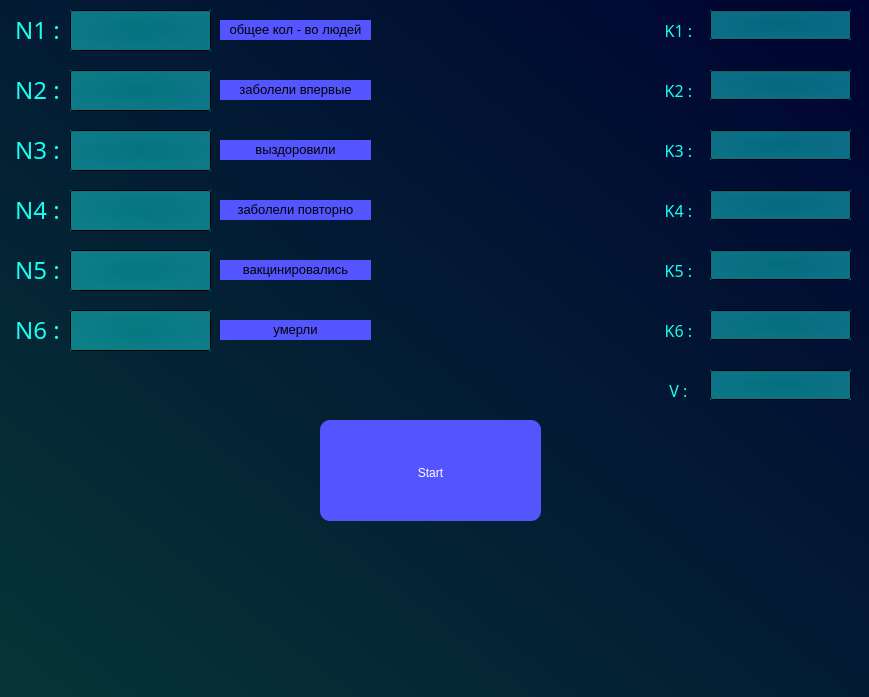
Qt form window.ui (V-L-A-P-P/EpidemicSimulation) before a commit.
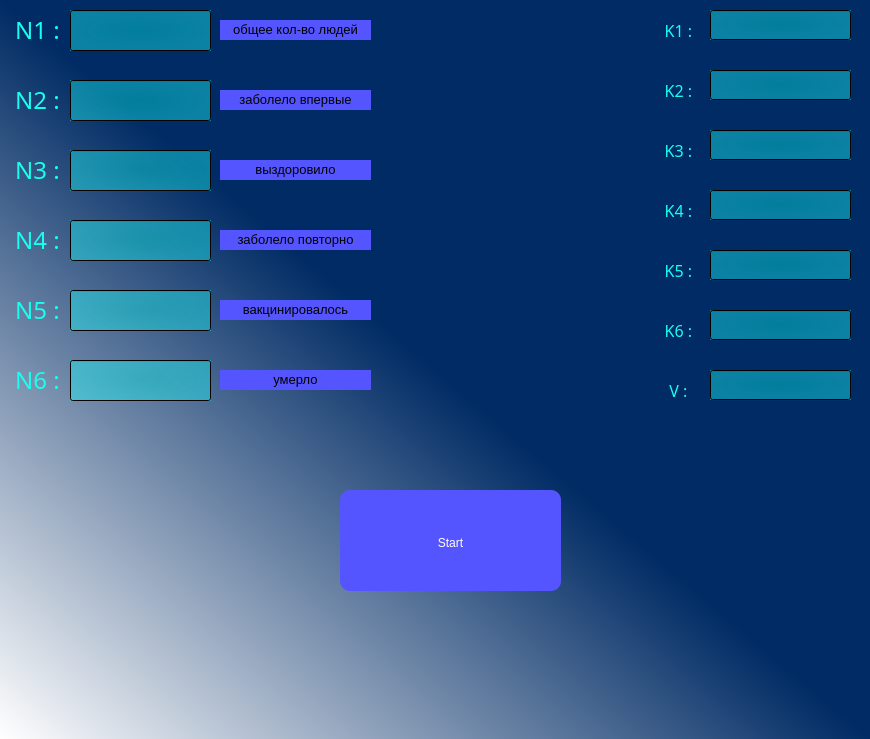
The same form after that commit.

```diff
--- a/window.ui
+++ b/window.ui
@@ -6,15 +6,15 @@
    <rect>
     <x>0</x>
     <y>0</y>
-    <width>869</width>
-    <height>697</height>
+    <width>870</width>
+    <height>739</height>
    </rect>
   </property>
   <property name="windowTitle">
    <string>Epidemic Simulator</string>
   </property>
   <property name="styleSheet">
-   <string notr="true">background-color: rgb(0, 0, 0);</string>
+   <string notr="true">background-color: qlineargradient(spread:pad, x1:0.5, y1:0.5, x2:0, y2:1, stop:0 rgba(0, 43, 100, 255), stop:1 rgba(255, 255, 255, 255));</string>
   </property>
   <widget class="QWidget" name="centralwidget">
    <widget class="QLabel" name="k1">
@@ -81,25 +81,6 @@
      <bool>true</bool>
     </property>
    </widget>
-   <widget class="QLabel" name="background">
-    <property name="geometry">
-     <rect>
-      <x>0</x>
-      <y>0</y>
-      <width>871</width>
-      <height>711</height>
-     </rect>
-    </property>
-    <property name="mouseTracking">
-     <bool>true</bool>
-    </property>
-    <property name="styleSheet">
-     <string notr="true">background-color: qlineargradient(spread:pad, x1:0.977, y1:0.017, x2:0.0113636, y2:1, stop:0 rgba(0, 4, 50, 255), stop:1 rgba(6, 53, 54, 255));</string>
-    </property>
-    <property name="text">
-     <string/>
-    </property>
-   </widget>
    <widget class="QLabel" name="k2">
     <property name="geometry">
      <rect>
@@ -488,7 +469,7 @@
     <property name="geometry">
      <rect>
       <x>10</x>
-      <y>190</y>
+      <y>220</y>
       <width>61</width>
       <height>41</height>
      </rect>
@@ -554,7 +535,7 @@
     <property name="geometry">
      <rect>
       <x>10</x>
-      <y>130</y>
+      <y>150</y>
       <width>61</width>
       <height>41</height>
      </rect>
@@ -587,7 +568,7 @@
     <property name="geometry">
      <rect>
       <x>70</x>
-      <y>310</y>
+      <y>360</y>
       <width>141</width>
       <height>41</height>
      </rect>
@@ -618,7 +599,7 @@
     <property name="geometry">
      <rect>
       <x>70</x>
-      <y>250</y>
+      <y>290</y>
       <width>141</width>
       <height>41</height>
      </rect>
@@ -649,7 +630,7 @@
     <property name="geometry">
      <rect>
       <x>10</x>
-      <y>70</y>
+      <y>80</y>
       <width>61</width>
       <height>41</height>
      </rect>
@@ -713,7 +694,7 @@
     <property name="geometry">
      <rect>
       <x>70</x>
-      <y>70</y>
+      <y>80</y>
       <width>141</width>
       <height>41</height>
      </rect>
@@ -744,7 +725,7 @@
     <property name="geometry">
      <rect>
       <x>70</x>
-      <y>190</y>
+      <y>220</y>
       <width>141</width>
       <height>41</height>
      </rect>
@@ -775,7 +756,7 @@
     <property name="geometry">
      <rect>
       <x>10</x>
-      <y>310</y>
+      <y>360</y>
       <width>61</width>
       <height>41</height>
      </rect>
@@ -808,7 +789,7 @@
     <property name="geometry">
      <rect>
       <x>70</x>
-      <y>130</y>
+      <y>150</y>
       <width>141</width>
       <height>41</height>
      </rect>
@@ -839,7 +820,7 @@
     <property name="geometry">
      <rect>
       <x>10</x>
-      <y>250</y>
+      <y>290</y>
       <width>61</width>
       <height>41</height>
      </rect>
@@ -882,14 +863,14 @@
 background-color: rgb(85, 85, 255);</string>
     </property>
     <property name="text">
-     <string>&lt;html&gt;&lt;head/&gt;&lt;body&gt;&lt;p align=&quot;center&quot;&gt;&lt;span style=&quot; font-size:10pt;&quot;&gt;общее кол - во людей&lt;/span&gt;&lt;/p&gt;&lt;/body&gt;&lt;/html&gt;</string>
+     <string>&lt;html&gt;&lt;head/&gt;&lt;body&gt;&lt;p align=&quot;center&quot;&gt;&lt;span style=&quot; font-size:10pt;&quot;&gt;общее кол-во людей&lt;/span&gt;&lt;/p&gt;&lt;/body&gt;&lt;/html&gt;</string>
     </property>
    </widget>
    <widget class="QLabel" name="discribe_n2">
     <property name="geometry">
      <rect>
       <x>220</x>
-      <y>80</y>
+      <y>90</y>
       <width>151</width>
       <height>20</height>
      </rect>
@@ -898,14 +879,14 @@
      <string notr="true">background-color: rgb(85, 85, 255);</string>
     </property>
     <property name="text">
-     <string>&lt;html&gt;&lt;head/&gt;&lt;body&gt;&lt;p align=&quot;center&quot;&gt;&lt;span style=&quot; font-size:10pt;&quot;&gt;заболели впервые&lt;/span&gt;&lt;/p&gt;&lt;/body&gt;&lt;/html&gt;</string>
+     <string>&lt;html&gt;&lt;head/&gt;&lt;body&gt;&lt;p align=&quot;center&quot;&gt;&lt;span style=&quot; font-size:10pt;&quot;&gt;заболело впервые&lt;/span&gt;&lt;/p&gt;&lt;/body&gt;&lt;/html&gt;</string>
     </property>
    </widget>
    <widget class="QLabel" name="discribe_n3">
     <property name="geometry">
      <rect>
       <x>220</x>
-      <y>140</y>
+      <y>160</y>
       <width>151</width>
       <height>20</height>
      </rect>
@@ -914,14 +895,14 @@
      <string notr="true">background-color: rgb(85, 85, 255);</string>
     </property>
     <property name="text">
-     <string>&lt;html&gt;&lt;head/&gt;&lt;body&gt;&lt;p align=&quot;center&quot;&gt;&lt;span style=&quot; font-size:10pt;&quot;&gt;выздоровили&lt;/span&gt;&lt;/p&gt;&lt;/body&gt;&lt;/html&gt;</string>
+     <string>&lt;html&gt;&lt;head/&gt;&lt;body&gt;&lt;p align=&quot;center&quot;&gt;&lt;span style=&quot; font-size:10pt;&quot;&gt;выздоровило&lt;/span&gt;&lt;/p&gt;&lt;/body&gt;&lt;/html&gt;</string>
     </property>
    </widget>
    <widget class="QLabel" name="discribe_n4">
     <property name="geometry">
      <rect>
       <x>220</x>
-      <y>200</y>
+      <y>230</y>
       <width>151</width>
       <height>20</height>
      </rect>
@@ -930,14 +911,14 @@
      <string notr="true">background-color: rgb(85, 85, 255);</string>
     </property>
     <property name="text">
-     <string>&lt;html&gt;&lt;head/&gt;&lt;body&gt;&lt;p align=&quot;center&quot;&gt;&lt;span style=&quot; font-size:10pt;&quot;&gt;заболели повторно&lt;/span&gt;&lt;/p&gt;&lt;/body&gt;&lt;/html&gt;</string>
+     <string>&lt;html&gt;&lt;head/&gt;&lt;body&gt;&lt;p align=&quot;center&quot;&gt;&lt;span style=&quot; font-size:10pt;&quot;&gt;заболело повторно&lt;/span&gt;&lt;/p&gt;&lt;/body&gt;&lt;/html&gt;</string>
     </property>
    </widget>
    <widget class="QLabel" name="discribe_n5">
     <property name="geometry">
      <rect>
       <x>220</x>
-      <y>260</y>
+      <y>300</y>
       <width>151</width>
       <height>20</height>
      </rect>
@@ -946,14 +927,14 @@
      <string notr="true">background-color: rgb(85, 85, 255);</string>
     </property>
     <property name="text">
-     <string>&lt;html&gt;&lt;head/&gt;&lt;body&gt;&lt;p align=&quot;center&quot;&gt;&lt;span style=&quot; font-size:10pt;&quot;&gt;вакцинировались&lt;/span&gt;&lt;/p&gt;&lt;/body&gt;&lt;/html&gt;</string>
+     <string>&lt;html&gt;&lt;head/&gt;&lt;body&gt;&lt;p align=&quot;center&quot;&gt;&lt;span style=&quot; font-size:10pt;&quot;&gt;вакцинировалось&lt;/span&gt;&lt;/p&gt;&lt;/body&gt;&lt;/html&gt;</string>
     </property>
    </widget>
    <widget class="QLabel" name="discribe_n6">
     <property name="geometry">
      <rect>
       <x>220</x>
-      <y>320</y>
+      <y>370</y>
       <width>151</width>
       <height>20</height>
      </rect>
@@ -962,14 +943,14 @@
      <string notr="true">background-color: rgb(85, 85, 255);</string>
     </property>
     <property name="text">
-     <string>&lt;html&gt;&lt;head/&gt;&lt;body&gt;&lt;p align=&quot;center&quot;&gt;&lt;span style=&quot; font-size:10pt;&quot;&gt;умерли&lt;/span&gt;&lt;/p&gt;&lt;/body&gt;&lt;/html&gt;</string>
+     <string>&lt;html&gt;&lt;head/&gt;&lt;body&gt;&lt;p align=&quot;center&quot;&gt;&lt;span style=&quot; font-size:10pt;&quot;&gt;умерло&lt;/span&gt;&lt;/p&gt;&lt;/body&gt;&lt;/html&gt;</string>
     </property>
    </widget>
    <widget class="QPushButton" name="start_botton">
     <property name="geometry">
      <rect>
-      <x>320</x>
-      <y>420</y>
+      <x>340</x>
+      <y>490</y>
       <width>221</width>
       <height>101</height>
      </rect>
```
Left out of the diff: 35 changed lines with no effect on the pictures.
